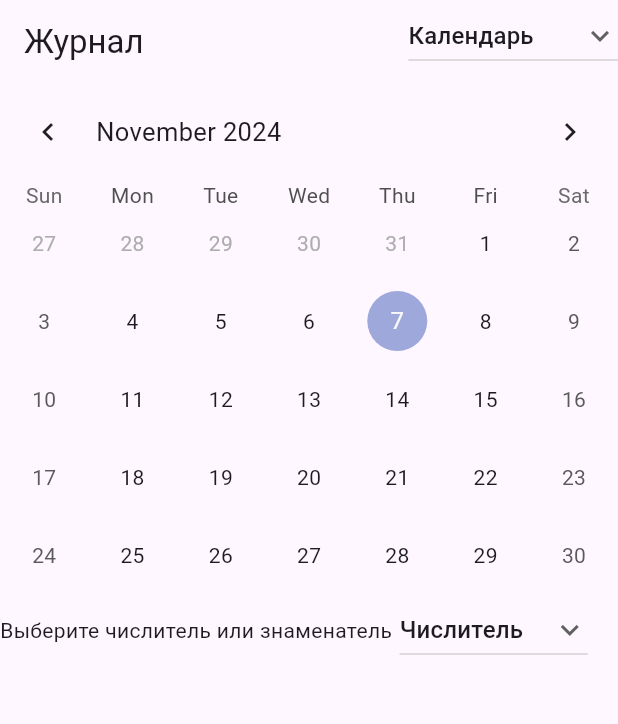
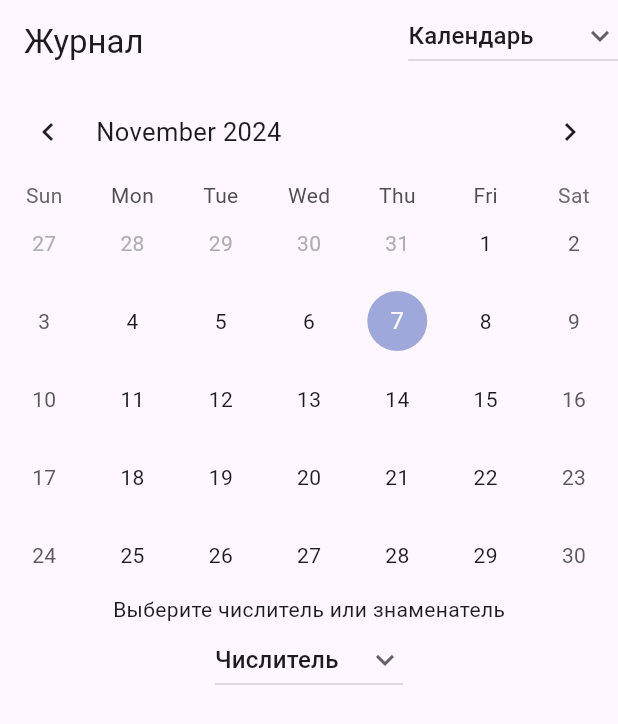
Before and after one commit to stewe15/Jurnal, a Flutter app: the screen it shows after launch, on a phone screen of 412 x 824 dp. Shown: the top 724 px of the screen. Run offline on Flutter 3.47's test engine with Material 3 defaults, Android fonts, the phone set to English and light mode, and no system bars; drawn by our look-alikes of table_calendar; our stand-ins replace sqflite, sqflite_common_ffi; accounts and stored records are empty.

Commit message:
Незначительные измененич

```diff
--- a/lib/main.dart
+++ b/lib/main.dart
@@ -318,7 +318,7 @@ class _MyHomePageState extends State<MyHomePage> {
               });
             },
           ),
-          Row(
+          Column(
             children: [
               Text("Выберите числитель или знаменатель"),
               SizedBox(
@@ -869,7 +869,7 @@ class _TimeSetingsState extends State<TimeSetings> {
                   }),
             ],
           ),
-          Row(
+          Column(
             children: [
               Text("Выберите числитель или знаменатель"),
               SizedBox(
```
